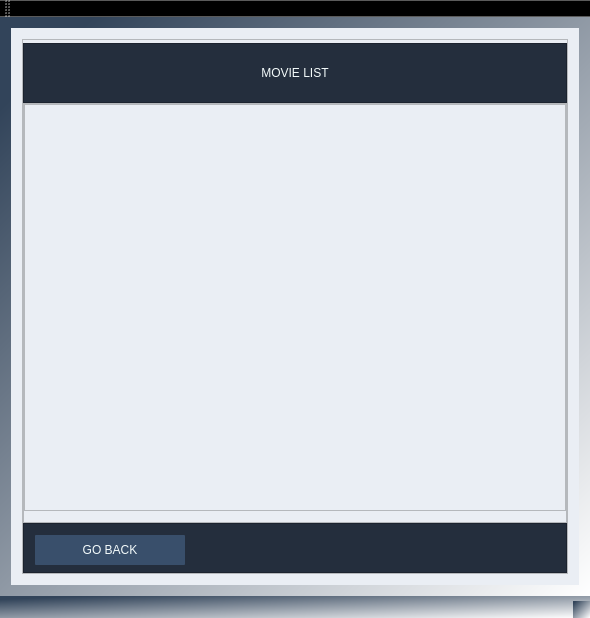
Qt form MovieTicketManagementSystem/MainWindow.ui (ZuzannaZawartka/movie-ticket-management-system) before a commit.
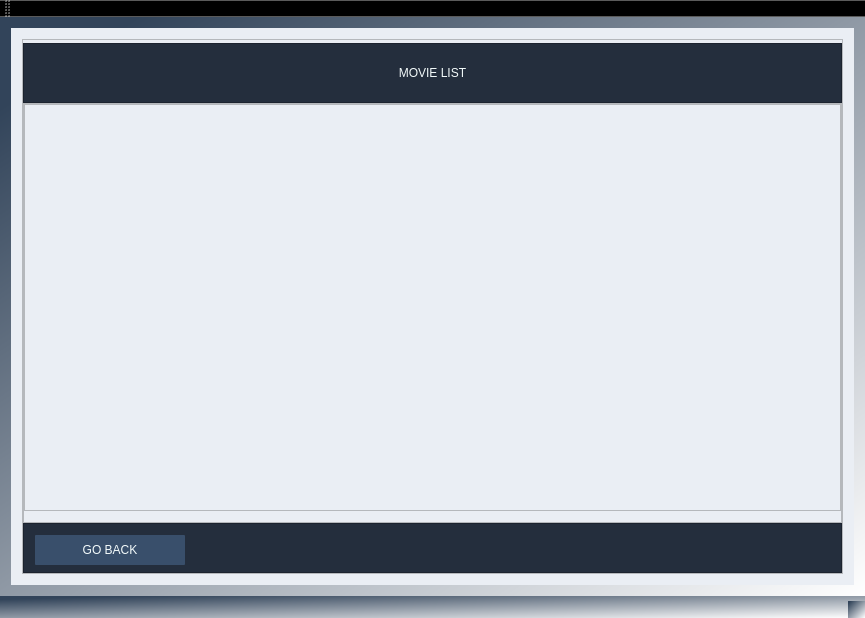
The same form after that commit. The open tabs and pages were chosen to show the change.

Commit message: refactor: changed ListView to TableWidget

```diff
--- a/MovieTicketManagementSystem/MainWindow.ui
+++ b/MovieTicketManagementSystem/MainWindow.ui
@@ -6,7 +6,7 @@
    <rect>
     <x>0</x>
     <y>0</y>
-    <width>590</width>
+    <width>865</width>
     <height>618</height>
    </rect>
   </property>
@@ -595,36 +595,7 @@
                <number>0</number>
               </property>
               <item row="0" column="0">
-               <widget class="QListView" name="MovieListView">
-                <property name="sizePolicy">
-                 <sizepolicy hsizetype="Expanding" vsizetype="Expanding">
-                  <horstretch>0</horstretch>
-                  <verstretch>0</verstretch>
-                 </sizepolicy>
-                </property>
-                <property name="layoutDirection">
-                 <enum>Qt::LayoutDirection::LeftToRight</enum>
-                </property>
-                <property name="styleSheet">
-                 <string notr="true">font: 17pt &quot;Franklin Gothic Demi&quot;;
-border-color: rgb(36, 46, 61);
-gridline-color: rgb(36, 46, 61);
-color: rgb(57, 79, 107);
-</string>
-                </property>
-                <property name="sizeAdjustPolicy">
-                 <enum>QAbstractScrollArea::SizeAdjustPolicy::AdjustToContents</enum>
-                </property>
-                <property name="editTriggers">
-                 <set>QAbstractItemView::EditTrigger::NoEditTriggers</set>
-                </property>
-                <property name="dragDropOverwriteMode">
-                 <bool>false</bool>
-                </property>
-                <property name="textElideMode">
-                 <enum>Qt::TextElideMode::ElideMiddle</enum>
-                </property>
-               </widget>
+               <widget class="QTableWidget" name="MovieTableWidget"/>
               </item>
              </layout>
             </widget>
```
Left out of the diff: 4 changed lines with no effect on the pictures. The commit also changes 7 other files.
